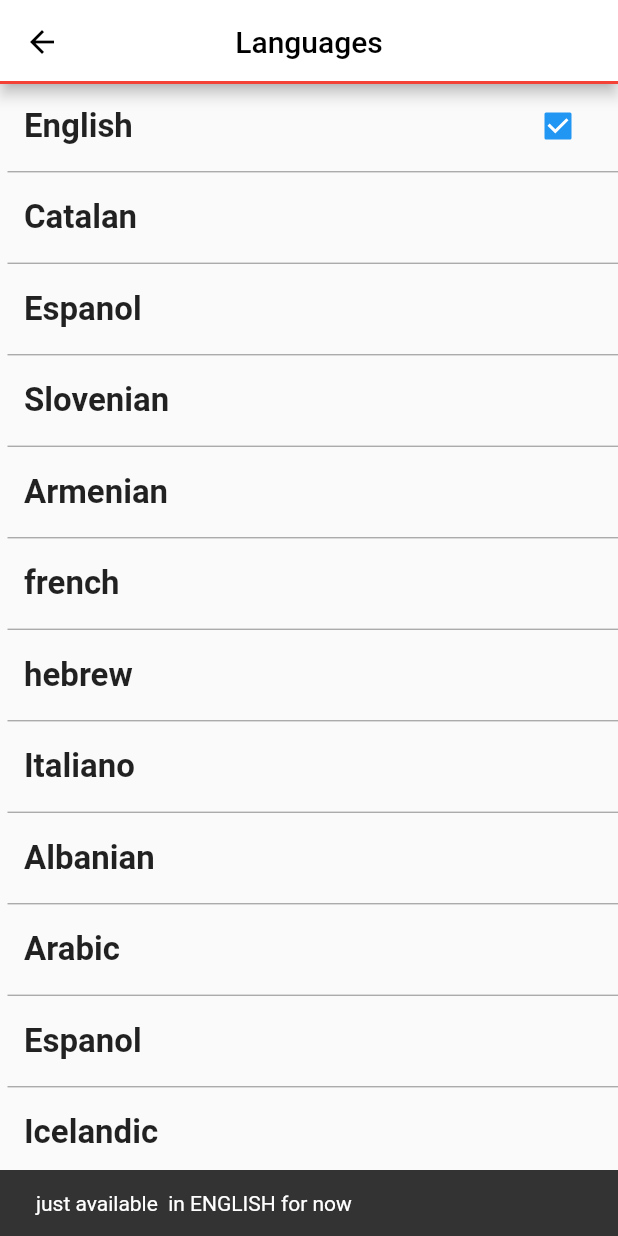
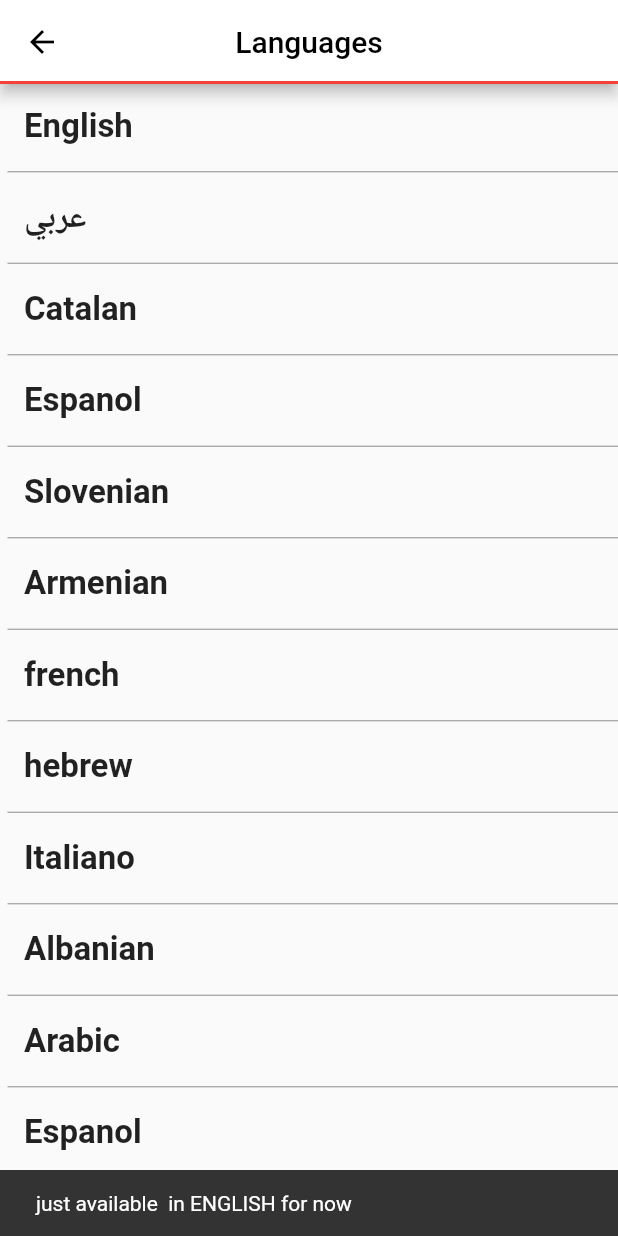
Before and after one commit to khaled45690/food_app, a Flutter app: the LanguageScreen screen opened by its route, after a tap on "Catalan", on a phone screen of 412 x 824 dp. Run offline on Flutter 3.47's test engine with Material 2 defaults, Android fonts, the light colour scheme and no system bars; our stand-ins replace get, google_maps_flutter, shared_preferences; accounts and stored records are empty.

Commit message:
languages

```diff
--- a/frontend/lib/Screens/SmallScreens/FirstPageSmallScreen.dart
+++ b/frontend/lib/Screens/SmallScreens/FirstPageSmallScreen.dart
@@ -7,6 +7,8 @@ import 'package:food_app/Screens/SmallScreens/showmenu.dart';
 import 'package:food_app/Widgets/button_widget.dart';
 import 'package:food_app/Widgets/drawer_menuu.dart';
 import 'package:google_maps_flutter/google_maps_flutter.dart';
+import 'package:get/get.dart';
+
 
 // var myMarkers = HashSet<Marker>(); //collection
 class FirstPageSmallScreen extends StatelessWidget {
@@ -65,7 +67,7 @@ class FirstPageSmallScreen extends StatelessWidget {
                         mainAxisAlignment: MainAxisAlignment.center,
                         children: [
                           Button_Widget(
-                            "See Menu&Order",
+                            "See Menu&Order".tr,
                             MediaQuery.of(context).size.width/1.5,
                             40,
                             Colors.blueGrey,
--- a/frontend/lib/Screens/SmallScreens/Languagesscreen.dart
+++ b/frontend/lib/Screens/SmallScreens/Languagesscreen.dart
@@ -2,6 +2,8 @@ import 'package:flutter/material.dart';
 import 'package:food_app/Screens/MainScreens/FirstPageScreen.dart';
 import 'package:food_app/Widgets/languagewidget.dart';
 import 'package:food_app/Widgets/listtile_widget_languages.dart';
+import 'package:get/get.dart';
+
 
 class LanguageScreen extends StatefulWidget {
   const LanguageScreen({Key? key}) : super(key: key);
@@ -12,13 +14,29 @@ class LanguageScreen extends StatefulWidget {
 }
 
 class _LanguageScreenState extends State<LanguageScreen> {
-  bool value = true;
+  //bool value = true;
+  bool? _checked = true;
+  bool? _checked1 = false;
+    @override
+  void initState() {
+    super.initState();
+    if (_checked == _checked1 ) {
+      _checked!=_checked1;
+    }
+  }
+  Widget buildChckbox() => Checkbox(
 
-  Widget buildChckbox() => Checkbox(
-      value: value,
+
+      value: _checked,
       onChanged: (value) {
-        this.value = value!;
-      });
+           setState(() {
+                          if (value == true) {
+                            _checked  = value;
+                            _checked1 = false;
+                          }
+                        });
+      }
+      );
   @override
   Widget build(BuildContext context) {
     return Scaffold(
@@ -40,8 +58,63 @@ class _LanguageScreenState extends State<LanguageScreen> {
                 "English",
                 style: TextStyle(fontSize: 22, fontWeight: FontWeight.bold),
               ),
-              trailing: buildChckbox(),
+              // trailing:Checkbox(
+
+              //         value: _checked ,
+              //         onChanged: (value) {
+
+              //           setState(() {
+              //             if (value == true) {
+              //               _checked  = value;
+              //               _checked1 = false;
+              //             }
+              //           });
+              //         },
+              //         activeColor: Colors.green,
+              //       ),
               onTap: () {
+
+                 var local = Locale('en',"US");
+                  Get.updateLocale(local);
+                Navigator.push(
+                  context,
+                  new MaterialPageRoute(
+                    builder: (context) => FirstPageScreen(),
+                  ),
+                );
+              },
+            ),
+          ),
+              Divider(
+            color: Colors.grey,
+            height: 5,
+            thickness: .8,
+            indent: 5,
+          ),
+             InkWell(
+            child: ListTile(
+              leading: Text(
+                "عربي",
+                style: TextStyle(fontSize: 22, fontWeight: FontWeight.bold),
+              ),
+              // trailing:Checkbox(
+
+              //         value: _checked1 ,
+              //         onChanged: (value) {
+
+              //           setState(() {
+              //             if (value == true) {
+              //               _checked1  = value;
+              //               _checked = false;
+              //             }
+              //           });
+              //         },
+              //         activeColor: Colors.green,
+              //       ),
+              onTap: () {
+
+                 var local = Locale('ar',"AR");
+                  Get.updateLocale(local);
                 Navigator.push(
                   context,
                   new MaterialPageRoute(
--- a/frontend/lib/Widgets/listtile_widget_languages.dart
+++ b/frontend/lib/Widgets/listtile_widget_languages.dart
@@ -1,6 +1,7 @@
 import 'package:flutter/material.dart';
 import 'package:food_app/Screens/MainScreens/FirstPageScreen.dart';
 import 'package:food_app/Widgets/listtile_widget.dart';
+import 'package:get/get.dart';
 
 class Listtile_widget_language extends StatelessWidget {
   final String Language;
@@ -17,7 +18,7 @@ class Listtile_widget_language extends StatelessWidget {
         ),
         onTap: () {
           Scaffold.of(context).showSnackBar(
-              SnackBar(content: Text("just available  in ENGLISH for now")));
+              SnackBar(content: Text("just available  in ENGLISH for now".tr)));
           // Navigator.push(
           //   context,
           //   new MaterialPageRoute(
--- a/frontend/lib/contant/constant.dart
+++ b/frontend/lib/contant/constant.dart
@@ -1,4 +1,4 @@
 
 //String serverURL = "http://192.168.1.5:4000/";
 
-  String serverURL = "http://192.168.1.6:4000/";
+  String serverURL = "http://192.168.1.4:4000/";
--- /dev/null
+++ b/frontend/lib/contant/languagesloaclstrings.dart
@@ -0,0 +1,42 @@
+import 'package:flutter/material.dart';
+import 'package:get/get.dart';
+
+
+class LanguagesLocalString extends Translations{
+
+
+  @override
+ Map<String, Map<String, String>> get keys =>{
+    'en_US':{
+      "See Menu&Order":"See Menu&Order",
+      "Home":"Home",
+      "Profile":"Profile",
+      "Addresses":"Addresses",
+      "OTHER":"OTHER",
+      "Language":"Language",
+      "Terms":"Terms",
+      "Privacy":"Privacy",
+      "About":"About",
+      "just available  in ENGLISH for now":"just available  in ENGLISH for now"
+
+    },
+    'ar_AR':{
+      "See Menu&Order":"قائمه الطعام",
+      "Home":"المنزل",
+      "Profile":"البروفيل",
+      "Addresses":'عنوان',
+      "OTHER":"اخري",
+      "Language":"لغات",
+      "Terms":"شروط واحكام",
+      "Privacy":"خصوصيات",
+      "About":"عن ماذا",
+      'just available  in ENGLISH for now':"متوفر فقط بالغه الغربيه والانجليزيه"
+
+
+    }
+
+ };
+
+
+
+ }
--- a/frontend/lib/main.dart
+++ b/frontend/lib/main.dart
@@ -12,11 +12,13 @@ import 'package:food_app/Screens/SmallScreens/sandwichScreen.dart';
 import 'package:food_app/Screens/SmallScreens/showmenu.dart';
 import 'package:food_app/Screens/SmallScreens/splashscreen.dart';
 import 'package:food_app/Screens/SmallScreens/terms_screen.dart';
+import 'package:food_app/contant/languagesloaclstrings.dart';
 import 'package:food_app/models/CartItem.dart';
 import 'package:provider/provider.dart';
 
 import 'Screens/MainScreens/FirstPageScreen.dart';
 import 'models/UserData.dart';
+import 'package:get/get.dart';
 
 void main() {
   runApp(
@@ -36,7 +38,9 @@ class MyApp extends StatelessWidget {
   // This widget is the root of your application.
   @override
   Widget build(BuildContext context) {
-    return MaterialApp(
+    return GetMaterialApp(
+      translations: LanguagesLocalString()  ,
+      locale:  const Locale('en','US'),
       debugShowCheckedModeBanner: false,
       title: 'Flutter Demo',
       theme: ThemeData(primaryColor: const Color(0xffb74093)),
--- a/frontend/pubspec.yaml
+++ b/frontend/pubspec.yaml
@@ -38,6 +38,7 @@ dependencies:
   provider: ^6.0.1
   shared_preferences: ^2.0.6
   http:
+  get:
 
 
 
```
Also changed, not shown: frontend/lib/Widgets/drawer_menuu.dart (+10 -9 lines), frontend/lib/models/CartItem.dart (+5 -9 lines), frontend/pubspec.lock.
